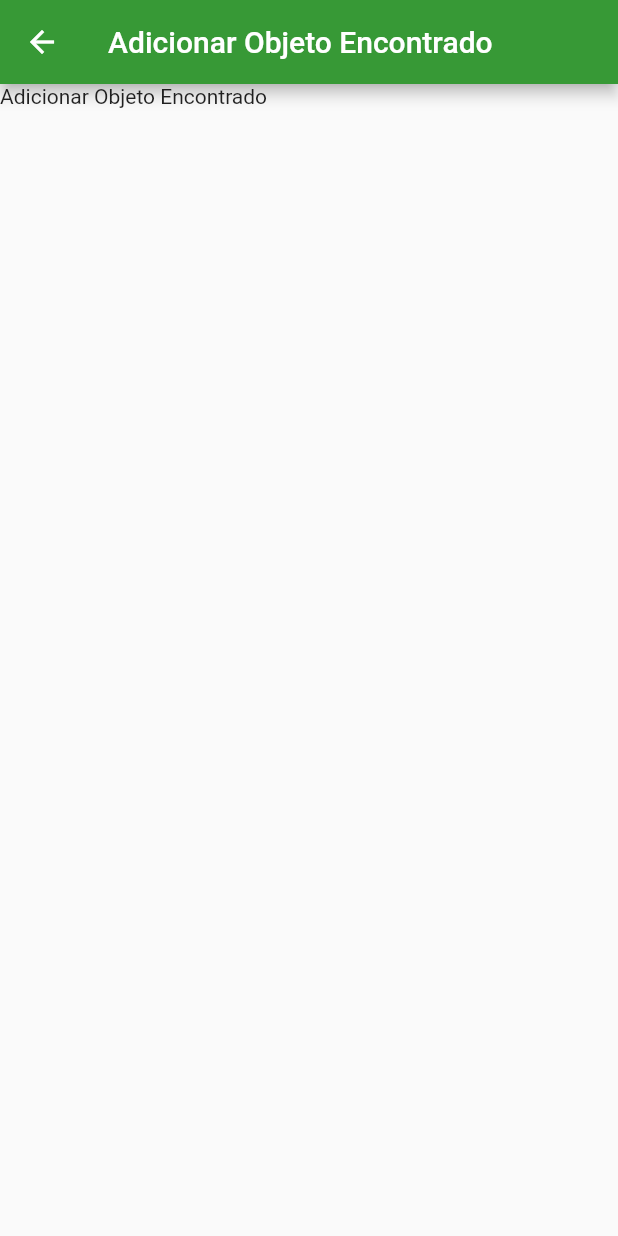
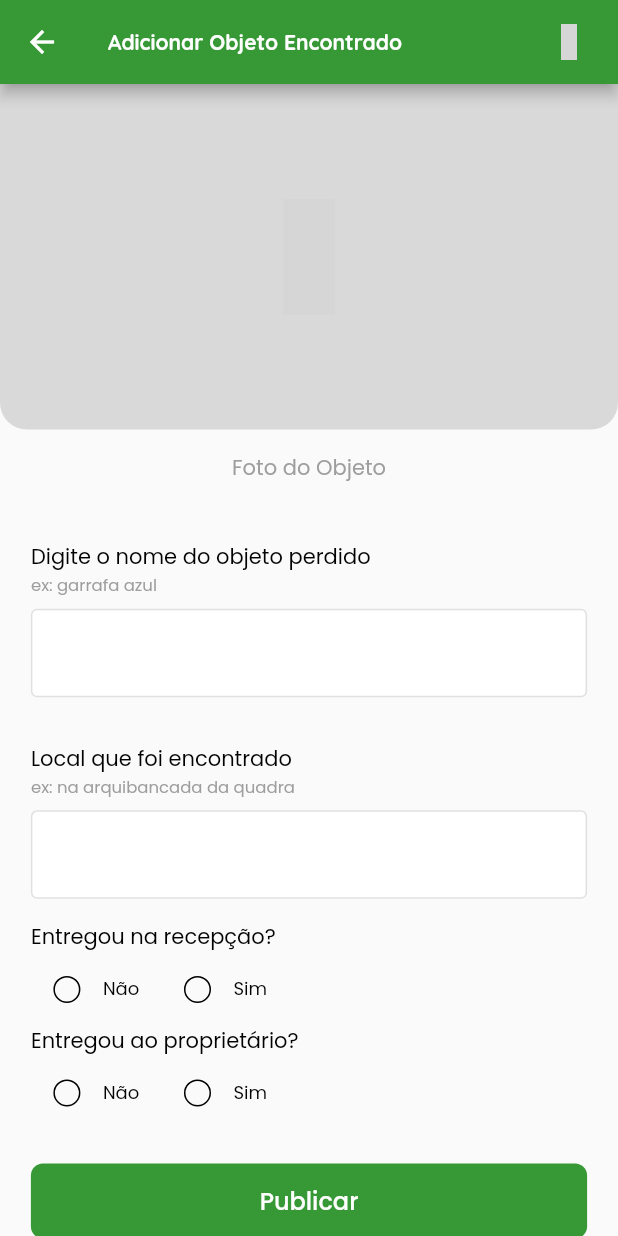
Before and after one commit to DARM-Labs/AchadosEPerdidos-Frontend, a Flutter app: the AddFoundsPage screen opened by its route, on a phone screen of 412 x 824 dp. Run offline on Flutter 3.47's test engine with Material 2 defaults, Android fonts, the light colour scheme and no system bars; our stand-ins replace brasil_fields, firebase_storage, get, google_fonts, image_picker, material_design_icons_flutter; accounts and stored records are empty; grey boxes are pictures that could not be loaded.

Commit message:
adicionando novas telas de add_found_page e added_found_page

```diff
--- a/lib/app/routes/app_routes.dart
+++ b/lib/app/routes/app_routes.dart
@@ -14,5 +14,6 @@ abstract class Routes {
   static const FOUNDS_OBJECTS = '/objects/founds';
   static const ABOUT = '/about';
   static const ADD_FOUNDS = '/add_founds';
+  static const ADDED_FOUND = '/add_founds/added_founds';
   static const ADD_LOSES = '/add_loses';
 }
--- /dev/null
+++ b/lib/app/ui/mobile/pages/add_found_page.dart
@@ -0,0 +1,277 @@
+import 'package:achadoseperdidosifce/app/ui/widgets/button_widget.dart';
+import 'package:achadoseperdidosifce/app/utils/variaveis.dart';
+import 'package:flutter/material.dart';
+import 'package:get/get.dart';
+import 'package:google_fonts/google_fonts.dart';
+import 'package:material_design_icons_flutter/material_design_icons_flutter.dart';
+
+import '../../../routes/app_routes.dart';
+import '../../widgets/checkbox_widget.dart';
+
+class AddFoundsPage extends StatelessWidget {
+  const AddFoundsPage({super.key});
+
+  @override
+  Widget build(BuildContext context) {
+    bool? value = false;
+    return LayoutBuilder(
+      builder: (context, constraints) {
+        final alturaDisponivel = Variavel.alturaDisponivel(context);
+        final maxWidth = constraints.maxWidth;
+        return Scaffold(
+          appBar: AppBar(
+            title: const Text('Adicionar Objeto Encontrado'),
+            actions: [
+              Padding(
+                padding: EdgeInsets.only(right: maxWidth * .05),
+                child: GestureDetector(
+                  onTap: () {
+                    _popUp(context);
+                  },
+                  child: const Icon(MdiIcons.deleteOutline),
+                ),
+              ),
+            ],
+          ),
+          body: SafeArea(
+            child: SingleChildScrollView(
+              child: Column(
+                mainAxisAlignment: MainAxisAlignment.start,
+                mainAxisSize: MainAxisSize.min,
+                children: [
+                  GestureDetector(
+                    onTap: () {},
+                    child: Container(
+                      height: alturaDisponivel * .30,
+                      width: maxWidth,
+                      decoration: const BoxDecoration(
+                        color: Color(0xFFD9D9D9),
+                        borderRadius: BorderRadius.only(
+                          bottomLeft: Radius.circular(18),
+                          bottomRight: Radius.circular(18),
+                        ),
+                      ),
+                      child: Icon(
+                        MdiIcons.imageOutline,
+                        color: Colors.white,
+                        size: alturaDisponivel * .10,
+                      ),
+                    ),
+                  ),
+                  Padding(
+                    padding: EdgeInsets.only(
+                      top: alturaDisponivel * .02,
+                      bottom: alturaDisponivel * .05,
+                    ),
+                    child: Text(
+                      "Foto do Objeto",
+                      style: GoogleFonts.poppins(
+                        color: Colors.grey,
+                      ),
+                    ),
+                  ),
+                  SizedBox(
+                    width: maxWidth * .90,
+                    child: Column(
+                      mainAxisSize: MainAxisSize.min,
+                      crossAxisAlignment: CrossAxisAlignment.stretch,
+                      children: [
+                        Text(
+                          "Digite o nome do objeto perdido",
+                          style: GoogleFonts.poppins(
+                            fontSize: 14,
+                            color: Colors.black,
+                          ),
+                        ),
+                        Text(
+                          "ex: garrafa azul",
+                          style: GoogleFonts.poppins(
+                            fontSize: 11,
+                            color: Colors.grey,
+                          ),
+                        ),
+                        Padding(
+                          padding: EdgeInsets.only(
+                            top: alturaDisponivel * .01,
+                            bottom: alturaDisponivel * .04,
+                          ),
+                          child: TextFormField(
+                            cursorColor: Colors.grey,
+                            decoration: InputDecoration(
+                              filled: true,
+                              fillColor: Colors.white,
+                              focusedBorder: const OutlineInputBorder(
+                                borderSide: BorderSide(
+                                  color: Colors.grey,
+                                ),
+                              ),
+                              enabledBorder: OutlineInputBorder(
+                                borderSide: BorderSide(
+                                  color: Colors.grey.shade300,
+                                ),
+                              ),
+                            ),
+                          ),
+                        ),
+                        Text(
+                          "Local que foi encontrado",
+                          style: GoogleFonts.poppins(
+                            fontSize: 14,
+                            color: Colors.black,
+                          ),
+                        ),
+                        Text(
+                          "ex: na arquibancada da quadra",
+                          style: GoogleFonts.poppins(
+                            fontSize: 11,
+                            color: Colors.grey,
+                          ),
+                        ),
+                        Padding(
+                          padding: EdgeInsets.only(
+                            top: alturaDisponivel * .01,
+                            bottom: alturaDisponivel * .02,
+                          ),
+                          child: TextFormField(
+                            cursorColor: Colors.grey,
+                            decoration: InputDecoration(
+                              filled: true,
+                              fillColor: Colors.white,
+                              focusedBorder: const OutlineInputBorder(
+                                borderSide: BorderSide(
+                                  color: Colors.grey,
+                                ),
+                              ),
+                              enabledBorder: OutlineInputBorder(
+                                borderSide: BorderSide(
+                                  color: Colors.grey.shade300,
+                                ),
+                              ),
+                            ),
+                          ),
+                        ),
+                        CheckboxWidget(
+                          alturaDisponivel: alturaDisponivel,
+                          text: "Entregou na recepção?",
+                          valueCheckbox1: value,
+                          onChanged1: (value) {},
+                          valueCheckbox2: value,
+                          onChanged2: (value) {},
+                        ),
+                        CheckboxWidget(
+                          alturaDisponivel: alturaDisponivel,
+                          text: "Entregou ao proprietário?",
+                          valueCheckbox1: value,
+                          onChanged1: (value) {},
+                          valueCheckbox2: value,
+                          onChanged2: (value) {},
+                        ),
+                        Padding(
+                          padding: EdgeInsets.only(
+                            top: alturaDisponivel * .03,
+                            bottom: alturaDisponivel * .05,
+                          ),
+                          child: ButtonWidget(
+                            title: "Publicar",
+                            onPressed: () {
+                              Get.toNamed(Routes.ADDED_FOUND);
+                            },
+                          ),
+                        ),
+                      ],
+                    ),
+                  ),
+                ],
+              ),
+            ),
+          ),
+        );
+      },
+    );
+  }
+}
+
+_popUp(BuildContext context) {
+  final alturaDisponivel = Variavel.alturaDisponivel(context);
+  showDialog(
+    context: context,
+    builder: (context) {
+      return LayoutBuilder(
+        builder: (context, constraints) {
+          return AlertDialog(
+            contentPadding: EdgeInsets.only(
+              top: alturaDisponivel * .03,
+            ),
+            actionsPadding: EdgeInsets.only(
+              top: alturaDisponivel * .03,
+              bottom: alturaDisponivel * .03,
+              left: constraints.maxWidth * .05,
+              right: constraints.maxWidth * .05,
+            ),
+            content: SingleChildScrollView(
+              child: Center(
+                child: Column(
+                  mainAxisAlignment: MainAxisAlignment.center,
+                  mainAxisSize: MainAxisSize.min,
+                  children: [
+                    Icon(
+                      MdiIcons.alertCircleOutline,
+                      color: Get.theme.colorScheme.error,
+                      size: 80,
+                    ),
+                    Text(
+                      "Você tem certeza?",
+                      style: GoogleFonts.poppins(
+                        fontSize: 16,
+                        fontWeight: FontWeight.w400,
+                        color: const Color(0xff2C2A2F),
+                      ),
+                    ),
+                    Text(
+                      "Nao será possível desfazer essa ação",
+                      style: GoogleFonts.poppins(
+                        fontSize: 10,
+                        fontWeight: FontWeight.w400,
+                        color: const Color(0xff2C2A2F).withOpacity(0.4),
+                      ),
+                    )
+                  ],
+                ),
+              ),
+            ),
+            actions: [
+              ElevatedButton(
+                onPressed: () {
+                  Get.back();
+                },
+                child: Text(
+                  "Ops, me enganei",
+                  style: GoogleFonts.poppins(
+                    fontSize: 13,
+                    fontWeight: FontWeight.w500,
+                  ),
+                ),
+              ),
+              OutlinedButton(
+                onPressed: () {
+                  Get.back();
+                },
+                style: OutlinedButton.styleFrom(
+                  foregroundColor: Get.theme.colorScheme.error,
+                  side: BorderSide(color: Get.theme.colorScheme.error),
+                ),
+                child: Text(
+                  "Tenho certeza",
+                  style: GoogleFonts.poppins(
+                    fontSize: 13,
+                    fontWeight: FontWeight.w500,
+                  ),
+                ),
+              )
+            ],
+          );
+        },
+      );
+    },
+  );
+}
--- a/lib/app/ui/mobile/pages/add_founds_page.dart
+++ /dev/null
@@ -1,23 +0,0 @@
-import 'package:flutter/material.dart';
-
-class AddFoundsPage extends StatelessWidget {
-  const AddFoundsPage({super.key});
-
-  @override
-  Widget build(BuildContext context) {
-    return LayoutBuilder(
-      builder: (context, constraints) {
-        return Scaffold(
-          appBar: AppBar(
-            title: const Text('Adicionar Objeto Encontrado'),
-          ),
-          body: const SafeArea(
-            child: Text(
-              'Adicionar Objeto Encontrado',
-            ),
-          ),
-        );
-      },
-    );
-  }
-}
--- a/lib/app/ui/widgets/button_widget.dart
+++ b/lib/app/ui/widgets/button_widget.dart
@@ -13,7 +13,6 @@ class ButtonWidget extends Container {
 
   final String title;
   final void Function()? onPressed;
-  @override
   final EdgeInsets? margin;
   final bool? outlined;
 
--- /dev/null
+++ b/lib/app/ui/widgets/checkbox_widget.dart
@@ -0,0 +1,83 @@
+import 'package:flutter/material.dart';
+import 'package:google_fonts/google_fonts.dart';
+
+class CheckboxWidget extends StatelessWidget {
+  final String text;
+  final dynamic alturaDisponivel;
+  final bool valueCheckbox1;
+  final bool valueCheckbox2;
+
+  final void Function(bool?)? onChanged1;
+  final void Function(bool?)? onChanged2;
+
+  const CheckboxWidget({
+    super.key,
+    required this.alturaDisponivel,
+    required this.onChanged1,
+    required this.onChanged2,
+    required this.text,
+    required this.valueCheckbox1,
+    required this.valueCheckbox2,
+  });
+
+  @override
+  Widget build(BuildContext context) {
+    return LayoutBuilder(
+      builder: (context, constraints) {
+        return Column(
+          mainAxisSize: MainAxisSize.min,
+          crossAxisAlignment: CrossAxisAlignment.start,
+          children: [
+            Text(
+              text,
+              style: GoogleFonts.poppins(
+                color: Colors.black,
+                fontSize: 14,
+                fontWeight: FontWeight.w400,
+              ),
+            ),
+            Row(
+              children: [
+                Row(
+                  children: [
+                    Checkbox(
+                      value: valueCheckbox1,
+                      onChanged: onChanged1,
+                    ),
+                    Text(
+                      "Não",
+                      style: GoogleFonts.poppins(
+                        fontSize: 12,
+                        color: Colors.black,
+                        fontWeight: FontWeight.w400,
+                      ),
+                    ),
+                  ],
+                ),
+                Padding(
+                  padding: EdgeInsets.only(left: constraints.maxWidth * .04),
+                  child: Row(
+                    children: [
+                      Checkbox(
+                        value: valueCheckbox2,
+                        onChanged: onChanged2,
+                      ),
+                      Text(
+                        "Sim",
+                        style: GoogleFonts.poppins(
+                          fontSize: 12,
+                          color: Colors.black,
+                          fontWeight: FontWeight.w400,
+                        ),
+                      ),
+                    ],
+                  ),
+                ),
+              ],
+            ),
+          ],
+        );
+      },
+    );
+  }
+}
--- a/lib/app/ui/widgets/textField_widget.dart
+++ b/lib/app/ui/widgets/textField_widget.dart
@@ -14,7 +14,6 @@ class TextFieldWidget extends StatefulWidget {
   final TextInputAction? textInputAction;
   final void Function(String?)? onSaved;
   final bool? autofocus;
-  @override
   final EdgeInsets? margin;
   final TextAlign textAlign;
   final TextAlignVertical textAlignVertical;
```
Also changed, not shown: lib/app/routes/app_pages.dart (+16 -6 lines), lib/app/ui/mobile/pages/added_found.dart (added, +69 -0 lines), lib/app/ui/theme/apptheme.dart (+33 -14 lines), lib/app/ui/web/widgets/photo_pop_up_widget.dart (+7 -5 lines), lib/app/ui/widgets/floating_button_widget.dart (+4 -10 lines), lib/app/ui/widgets/icons_appBar_widget.dart (added, +37 -0 lines), assets/images/added_found.png (added).
